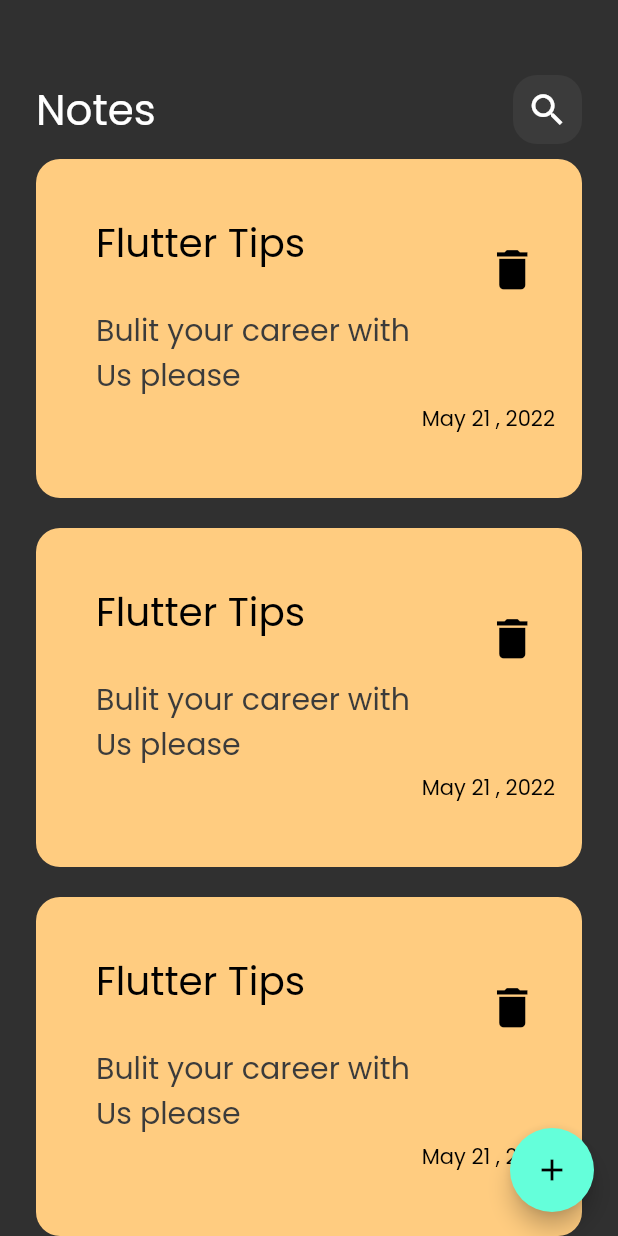
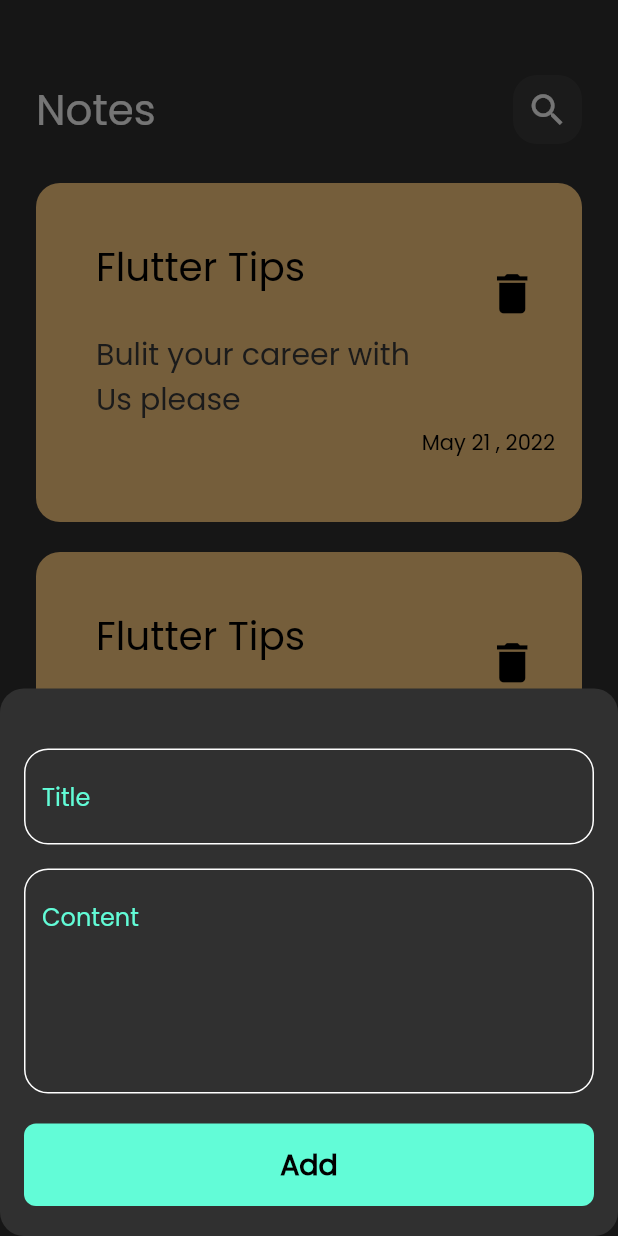
Before and after one commit to Adelraga/Note-app, a Flutter app: the screen it shows after launch, after a tap on the "add" icon, on a phone screen of 412 x 824 dp. Run offline on Flutter 3.47's test engine with Material 2 defaults, Android fonts, the phone set to English and light mode, and no system bars.

Commit message:
create note app

```diff
--- /dev/null
+++ b/lib/constants.dart
@@ -0,0 +1,3 @@
+import 'package:flutter/animation.dart';
+
+const KPrimatyColor = const Color(0xff62FCD7);
--- a/lib/views/notes_view.dart
+++ b/lib/views/notes_view.dart
@@ -1,5 +1,7 @@
 import 'package:flutter/material.dart';
 import 'package:noteapp/views/widgets/notes_body.dart';
+
+import 'widgets/AddNoteBottomSheet.dart';
 
 class NotesView extends StatelessWidget {
   const NotesView({super.key});
@@ -8,7 +10,16 @@ class NotesView extends StatelessWidget {
   Widget build(BuildContext context) {
     return Scaffold(
       floatingActionButton: FloatingActionButton(
-        onPressed: () {},
+        onPressed: () {
+          showModalBottomSheet(
+            shape:RoundedRectangleBorder(
+              borderRadius: BorderRadius.circular(16),
+            ),
+            context: context, builder: (context){
+
+            return AddNoteBottomSheet();
+          });
+        },
         child: Icon(Icons.add),
       ),
       body: NotesViewBody(),
--- /dev/null
+++ b/lib/views/widgets/AddNoteBottomSheet.dart
@@ -0,0 +1,37 @@
+import 'package:flutter/gestures.dart';
+import 'package:flutter/material.dart';
+
+import '../../constants.dart';
+import 'CustomButton.dart';
+import 'CustomTextField.dart';
+
+class AddNoteBottomSheet extends StatelessWidget {
+  const AddNoteBottomSheet({super.key});
+
+  @override
+  Widget build(BuildContext context) {
+    return Padding(
+      padding: const EdgeInsets.symmetric(horizontal: 16),
+      child: SingleChildScrollView(
+        child: Column(
+          children: [
+            SizedBox(
+              height: 40,
+            ),
+            CustomTextField(hint: 'Title'),
+            SizedBox(
+              height: 16,
+            ),
+            CustomTextField(
+              hint: 'Content',
+              maxlines: 5,
+            ),
+            SizedBox(height: 20,),
+            CustomButton(),
+            SizedBox(height: 20,),
+          ],
+        ),
+      ),
+    );
+  }
+}
--- /dev/null
+++ b/lib/views/widgets/CustomButton.dart
@@ -0,0 +1,24 @@
+import 'package:flutter/material.dart';
+
+import '../../constants.dart';
+
+class CustomButton extends StatelessWidget {
+  const CustomButton({super.key});
+
+  @override
+  Widget build(BuildContext context) {
+    return Container(
+      width: MediaQuery.of(context).size.width,
+      height: 55,
+      decoration: BoxDecoration(
+          color: KPrimatyColor, borderRadius: BorderRadius.circular(8)),
+      child: Center(
+        child: Text(
+          'Add',
+          style: TextStyle(
+              color: Colors.black, fontSize: 19, fontWeight: FontWeight.bold),
+        ),
+      ),
+    );
+  }
+}
--- /dev/null
+++ b/lib/views/widgets/CustomTextField.dart
@@ -0,0 +1,32 @@
+import 'package:flutter/material.dart';
+
+import '../../constants.dart';
+
+class CustomTextField extends StatelessWidget {
+  const CustomTextField({super.key, required this.hint, this.maxlines = 1});
+  final String hint;
+  final int maxlines;
+  @override
+  Widget build(BuildContext context) {
+    return TextField(
+      cursorColor: KPrimatyColor,
+      maxLines: maxlines,
+      decoration: InputDecoration(
+        hintText: hint,
+        hintStyle: TextStyle(color: KPrimatyColor),
+        border: bordermethod(),
+        enabledBorder: bordermethod(),
+        focusedBorder: bordermethod(KPrimatyColor),
+      ),
+    );
+  }
+
+  OutlineInputBorder bordermethod([color]) {
+    return OutlineInputBorder(
+      borderRadius: BorderRadius.circular(16),
+      borderSide: BorderSide(
+        color: color ?? Colors.white,
+      ),
+    );
+  }
+}
--- a/lib/views/widgets/notes_body.dart
+++ b/lib/views/widgets/notes_body.dart
@@ -19,6 +19,7 @@ class NotesViewBody extends StatelessWidget {
         // TODO: Add notes list here!
         Expanded(
           child: NotesListView(),
+
         )
       ]),
     );
--- a/lib/views/widgets/notes_listView.dart
+++ b/lib/views/widgets/notes_listView.dart
@@ -7,12 +7,18 @@ class NotesListView extends StatelessWidget {
 
   @override
   Widget build(BuildContext context) {
-    return ListView.builder(itemBuilder: (context, index) {
+    return Padding(
+      padding: const EdgeInsets.symmetric(vertical: 16 ,),
+      child: ListView.builder(
+        padding:EdgeInsets.zero,
+        itemBuilder: (context, index) {
 
-      return Padding(
-        padding: const EdgeInsets.symmetric(vertical: 10),
-        child: const NoteItem(),
-      );
-    });
+
+        return Padding(
+          padding: const EdgeInsets.symmetric(vertical: 10),
+          child: const NoteItem(),
+        );
+      }),
+    );
   }
 }
```
